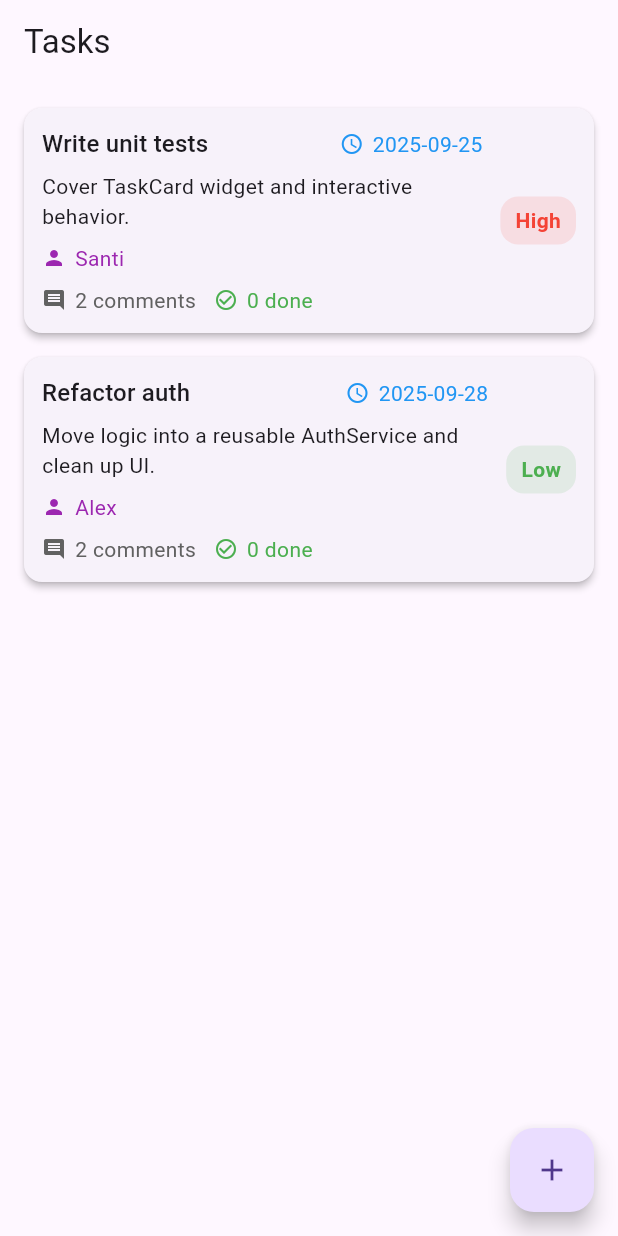
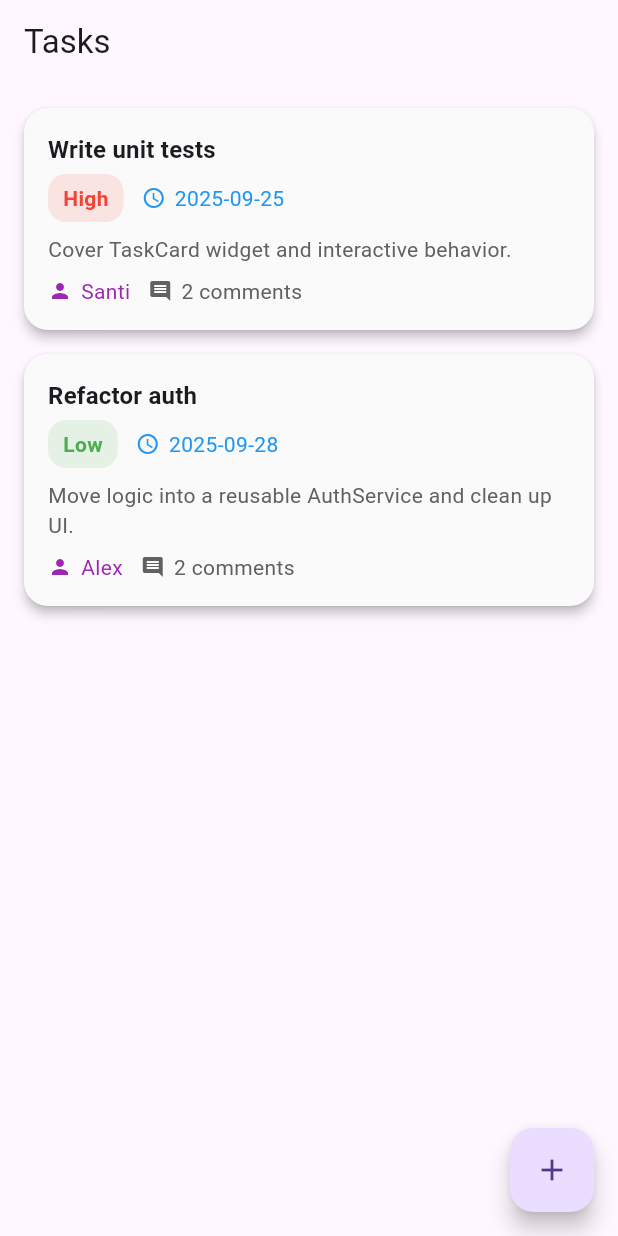
Before and after one commit to zendeukie/flutter-week-2, a Flutter app: the screen it shows after launch, on a phone screen of 412 x 824 dp. Run offline on Flutter 3.47's test engine with Material 3 defaults, Android fonts, the phone set to English and light mode, and no system bars.

Commit message:
D: Added InkWell interactivity and polished TaskCard UI

```diff
--- a/lib/main.dart
+++ b/lib/main.dart
@@ -135,38 +135,44 @@ class TaskCard extends StatelessWidget {
 
   @override
   Widget build(BuildContext context) {
+    // 👇 Replace old return Card(...) with this
     return InkWell(
       onTap: () {
-        // ✅ When tapped, show task details in a snackbar
         ScaffoldMessenger.of(context).showSnackBar(
           SnackBar(content: Text('Task: $title\nPriority: $priority')),
         );
       },
       onLongPress: () {
-        // ✅ When long pressed, mark as done
         ScaffoldMessenger.of(
           context,
         ).showSnackBar(SnackBar(content: Text('$title marked as done! ✅')));
       },
       child: Card(
-        elevation: 2,
+        color: Colors.grey[50],
+        elevation: 3,
+        shape: RoundedRectangleBorder(borderRadius: BorderRadius.circular(16)),
         child: Padding(
-          padding: const EdgeInsets.all(12),
+          padding: const EdgeInsets.all(16),
           child: Row(
             children: [
               Expanded(
                 child: Column(
                   crossAxisAlignment: CrossAxisAlignment.start,
                   children: [
-                    // Title + Due Date
+                    // Title
+                    Text(
+                      title,
+                      style: Theme.of(context).textTheme.titleMedium?.copyWith(
+                        fontWeight: FontWeight.bold,
+                      ),
+                    ),
+                    const SizedBox(height: 4),
+
+                    // Priority + due date inline
                     Row(
                       children: [
-                        Expanded(
-                          child: Text(
-                            title,
-                            style: Theme.of(context).textTheme.titleMedium,
-                          ),
-                        ),
+                        _PriorityBadge(priority: priority),
+                        const SizedBox(width: 12),
                         if (dueDate != null)
                           IconLabel(
                             icon: Icons.access_time,
@@ -175,51 +181,39 @@ class TaskCard extends StatelessWidget {
                           ),
                       ],
                     ),
-                    const SizedBox(height: 6),
+                    const SizedBox(height: 8),
 
                     // Description
                     Text(
                       description,
                       maxLines: 2,
                       overflow: TextOverflow.ellipsis,
+                      style: Theme.of(
+                        context,
+                      ).textTheme.bodyMedium?.copyWith(color: Colors.grey[700]),
                     ),
                     const SizedBox(height: 8),
 
-                    // Assignee
-                    if (assignee != null) ...[
-                      Row(
-                        children: [
+                    // Assignee + comments
+                    Row(
+                      children: [
+                        if (assignee != null)
                           IconLabel(
                             icon: Icons.person,
                             label: assignee!,
                             color: Colors.purple,
                           ),
-                        ],
-                      ),
-                      const SizedBox(height: 8),
-                    ],
-
-                    // Comments + done count
-                    Row(
-                      children: [
+                        const SizedBox(width: 12),
                         IconLabel(
                           icon: Icons.comment,
                           label: '2 comments',
                           color: Colors.grey[700],
-                        ),
-                        const SizedBox(width: 12),
-                        IconLabel(
-                          icon: Icons.check_circle_outline,
-                          label: '0 done',
-                          color: Colors.green,
                         ),
                       ],
                     ),
                   ],
                 ),
               ),
-              const SizedBox(width: 12),
-              _PriorityBadge(priority: priority),
             ],
           ),
         ),
```
